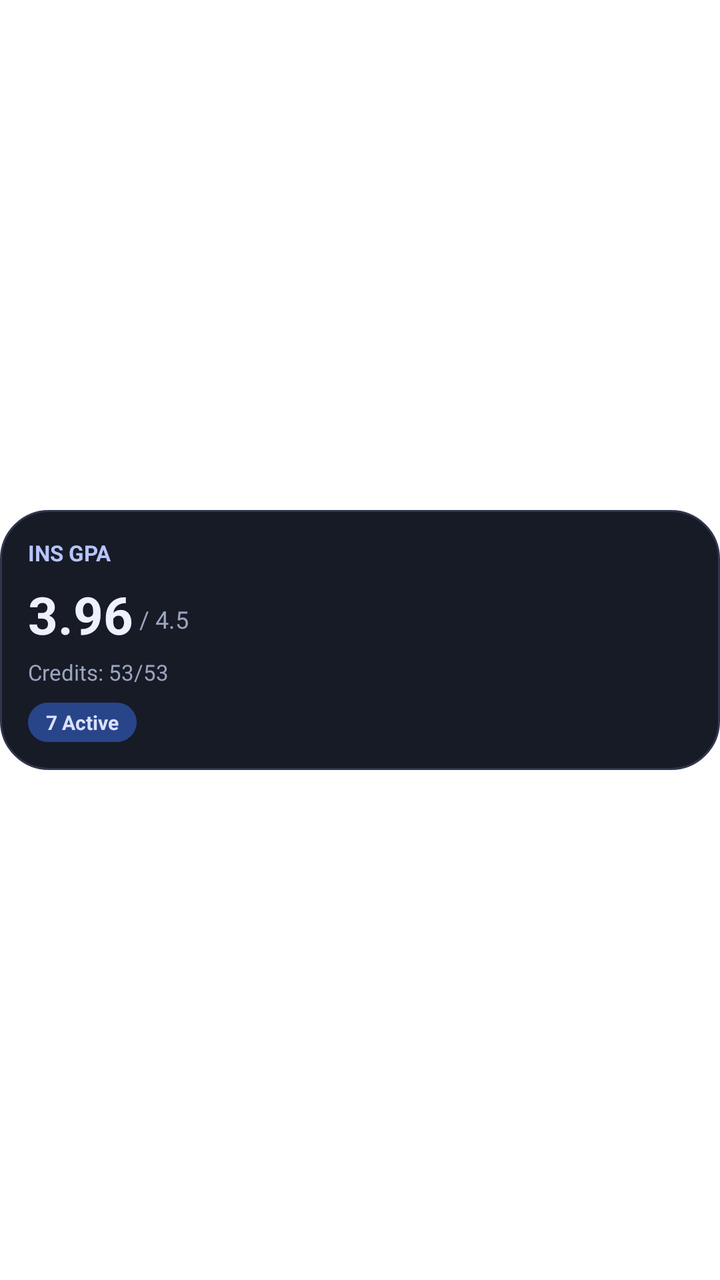
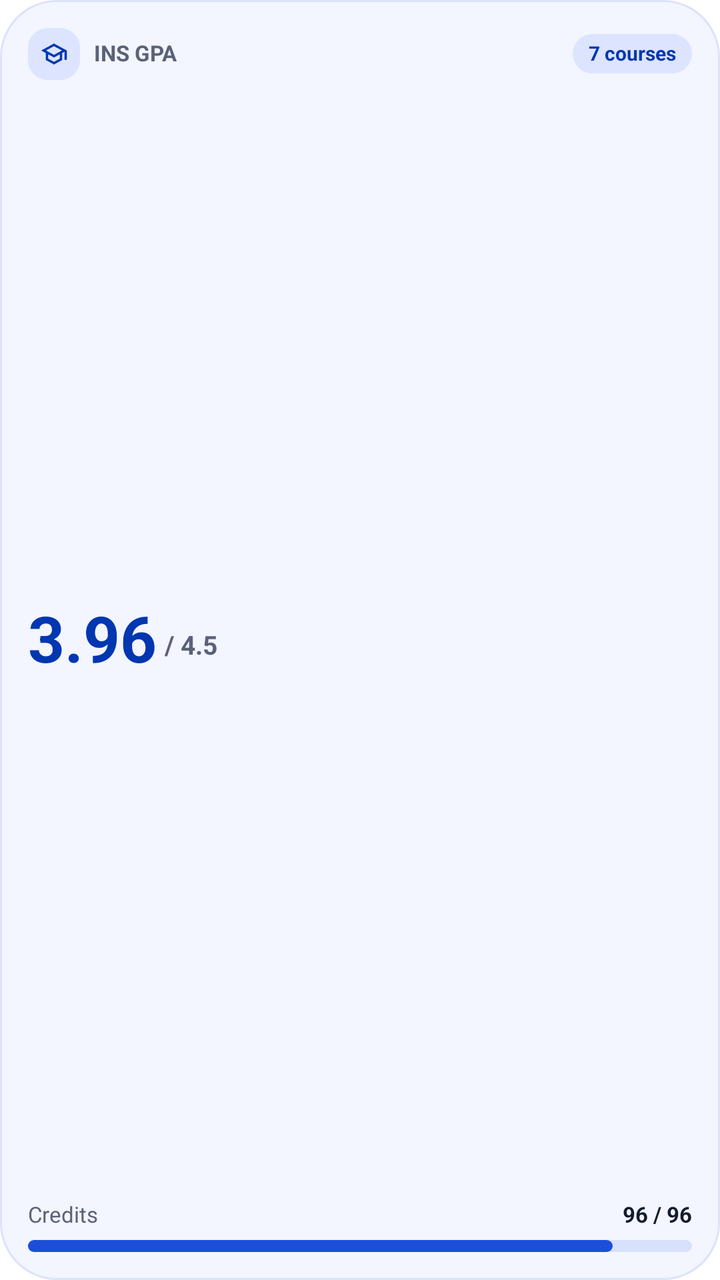

The first picture is an Android layout as it rendered before a commit; the second is the same layout after the commit. The layout source and the unified diff follow.
<!-- AndroidManifest.xml: fallback theme Theme.MaterialComponents.DayNight.NoActionBar -->
<!-- res/layout/widget_ins_academic.xml -->
<?xml version="1.0" encoding="utf-8"?>
<FrameLayout xmlns:android="http://schemas.android.com/apk/res/android"
    android:layout_width="match_parent"
    android:layout_height="match_parent">

    <LinearLayout
        android:id="@+id/widget_root"
        android:layout_width="match_parent"
        android:layout_height="wrap_content"
        android:layout_gravity="center_vertical"
        android:background="@drawable/widget_bg_card"
        android:orientation="vertical"
        android:padding="14dp">

        <TextView
            android:id="@+id/tv_overline"
            android:layout_width="wrap_content"
            android:layout_height="wrap_content"
            android:text="INS GPA"
            android:textColor="@color/widget_primary"
            android:textSize="11sp"
            android:textStyle="bold" />

        <LinearLayout
            android:layout_width="match_parent"
            android:layout_height="wrap_content"
            android:layout_marginTop="6dp"
            android:gravity="bottom"
            android:orientation="horizontal">

            <TextView
                android:id="@+id/tv_gpa"
                android:layout_width="wrap_content"
                android:layout_height="wrap_content"
                android:text="3.96"
                android:textColor="@color/widget_text"
                android:textSize="26sp"
                android:textStyle="bold" />

            <TextView
                android:id="@+id/tv_scale"
                android:layout_width="wrap_content"
                android:layout_height="wrap_content"
                android:layout_marginStart="3dp"
                android:layout_marginBottom="3dp"
                android:text="/ 4.5"
                android:textColor="@color/widget_text_muted"
                android:textSize="12sp" />
        </LinearLayout>

        <TextView
            android:id="@+id/tv_credits"
            android:layout_width="match_parent"
            android:layout_height="wrap_content"
            android:layout_marginTop="4dp"
            android:ellipsize="end"
            android:maxLines="1"
            android:text="Credits: 53/53"
            android:textColor="@color/widget_text_muted"
            android:textSize="11sp" />

        <TextView
            android:id="@+id/tv_courses"
            android:layout_width="wrap_content"
            android:layout_height="wrap_content"
            android:layout_marginTop="8dp"
            android:background="@drawable/widget_pill_primary"
            android:paddingStart="9dp"
            android:paddingTop="3dp"
            android:paddingEnd="9dp"
            android:paddingBottom="3dp"
            android:text="7 Active"
            android:textColor="@color/widget_on_primary_fixed"
            android:textSize="10sp"
            android:textStyle="bold" />
    </LinearLayout>
</FrameLayout>
<!-- resources referenced by this layout -->
<resources>
  <color name="widget_on_primary_fixed">#DCE1FF</color>
  <color name="widget_primary">#B7C4FF</color>
  <color name="widget_text">#EEF0FF</color>
  <color name="widget_text_muted">#9BA5C0</color>
  <!-- drawable widget_bg_card (drawable) -->
  <?xml version="1.0" encoding="utf-8"?>
  <shape xmlns:android="http://schemas.android.com/apk/res/android"
      android:shape="rectangle">
      <solid android:color="@color/widget_bg" />
      <corners android:radius="24dp" />
      <stroke android:width="1dp" android:color="@color/widget_divider" />
  </shape>
  <!-- drawable widget_pill_primary (drawable) -->
  <?xml version="1.0" encoding="utf-8"?>
  <shape xmlns:android="http://schemas.android.com/apk/res/android"
      android:shape="rectangle">
      <solid android:color="@color/widget_primary_fixed" />
      <corners android:radius="999dp" />
  </shape>
  <color name="widget_bg">#171B26</color>
  <color name="widget_divider">#2F374E</color>
  <color name="widget_primary_fixed">#28458A</color>
</resources>

<!-- the commit's change to res/layout/widget_ins_academic.xml (unified diff, before → after) -->
@@ -6,25 +6,72 @@
     <LinearLayout
         android:id="@+id/widget_root"
         android:layout_width="match_parent"
-        android:layout_height="wrap_content"
-        android:layout_gravity="center_vertical"
+        android:layout_height="match_parent"
         android:background="@drawable/widget_bg_card"
         android:orientation="vertical"
         android:padding="14dp">
 
-        <TextView
-            android:id="@+id/tv_overline"
-            android:layout_width="wrap_content"
-            android:layout_height="wrap_content"
-            android:text="INS GPA"
-            android:textColor="@color/widget_primary"
-            android:textSize="11sp"
-            android:textStyle="bold" />
-
+        
         <LinearLayout
             android:layout_width="match_parent"
             android:layout_height="wrap_content"
-            android:layout_marginTop="6dp"
+            android:gravity="center_vertical"
+            android:orientation="horizontal">
+
+            <FrameLayout
+                android:layout_width="26dp"
+                android:layout_height="26dp"
+                android:background="@drawable/widget_icon_squircle">
+
+                <ImageView
+                    android:layout_width="14dp"
+                    android:layout_height="14dp"
+                    android:layout_gravity="center"
+                    android:contentDescription="@null"
+                    android:src="@drawable/ic_widget_school" />
+            </FrameLayout>
+
+            <TextView
+                android:id="@+id/tv_overline"
+                android:layout_width="0dp"
+                android:layout_height="wrap_content"
+                android:layout_marginStart="7dp"
+                android:layout_marginEnd="6dp"
+                android:layout_weight="1"
+                android:ellipsize="end"
+                android:includeFontPadding="false"
+                android:maxLines="1"
+                android:text="INS GPA"
+                android:textColor="@color/widget_text_muted"
+                android:textSize="11sp"
+                android:textStyle="bold" />
+
+            <TextView
+                android:id="@+id/tv_courses"
+                android:layout_width="wrap_content"
+                android:layout_height="wrap_content"
+                android:background="@drawable/widget_pill_primary"
+                android:includeFontPadding="false"
+                android:maxLines="1"
+                android:paddingStart="8dp"
+                android:paddingTop="4dp"
+                android:paddingEnd="8dp"
+                android:paddingBottom="4dp"
+                android:text="7 courses"
+                android:textColor="@color/widget_pill_primary_fg"
+                android:textSize="10sp"
+                android:textStyle="bold" />
+        </LinearLayout>
+
+        <FrameLayout
+            android:layout_width="1dp"
+            android:layout_height="0dp"
+            android:layout_weight="1" />
+
+        
+        <LinearLayout
+            android:layout_width="match_parent"
+            android:layout_height="wrap_content"
             android:gravity="bottom"
             android:orientation="horizontal">
 
@@ -32,46 +79,71 @@
                 android:id="@+id/tv_gpa"
                 android:layout_width="wrap_content"
                 android:layout_height="wrap_content"
+                android:includeFontPadding="false"
+                android:maxLines="1"
                 android:text="3.96"
-                android:textColor="@color/widget_text"
-                android:textSize="26sp"
+                android:textColor="@color/widget_primary"
+                android:textSize="32sp"
                 android:textStyle="bold" />
 
             <TextView
                 android:id="@+id/tv_scale"
                 android:layout_width="wrap_content"
                 android:layout_height="wrap_content"
-                android:layout_marginStart="3dp"
-                android:layout_marginBottom="3dp"
+                android:layout_marginStart="4dp"
+                android:layout_marginBottom="4dp"
+                android:includeFontPadding="false"
+                android:maxLines="1"
                 android:text="/ 4.5"
                 android:textColor="@color/widget_text_muted"
-                android:textSize="12sp" />
+                android:textSize="13sp"
+                android:textStyle="bold" />
         </LinearLayout>
 
-        <TextView
-            android:id="@+id/tv_credits"
+        <FrameLayout
+            android:layout_width="1dp"
+            android:layout_height="0dp"
+            android:layout_weight="1" />
+
+        
+        <LinearLayout
             android:layout_width="match_parent"
             android:layout_height="wrap_content"
-            android:layout_marginTop="4dp"
-            android:ellipsize="end"
-            android:maxLines="1"
-            android:text="Credits: 53/53"
-            android:textColor="@color/widget_text_muted"
-            android:textSize="11sp" />
+            android:gravity="center_vertical"
+            android:orientation="horizontal">
 
-        <TextView
-            android:id="@+id/tv_courses"
-            android:layout_width="wrap_content"
-            android:layout_height="wrap_content"
-            android:layout_marginTop="8dp"
-            android:background="@drawable/widget_pill_primary"
-            android:paddingStart="9dp"
-            android:paddingTop="3dp"
-            android:paddingEnd="9dp"
-            android:paddingBottom="3dp"
-            android:text="7 Active"
-            android:textColor="@color/widget_on_primary_fixed"
-            android:textSize="10sp"
-            android:textStyle="bold" />
+            <TextView
+                android:id="@+id/tv_credits_label"
+                android:layout_width="0dp"
+                android:layout_height="wrap_content"
+                android:layout_weight="1"
+                android:ellipsize="end"
+                android:includeFontPadding="false"
+                android:maxLines="1"
+                android:text="Credits"
+                android:textColor="@color/widget_text_muted"
+                android:textSize="11sp" />
+
+            <TextView
+                android:id="@+id/tv_credits_value"
+                android:layout_width="wrap_content"
+                android:layout_height="wrap_content"
+                android:includeFontPadding="false"
+                android:maxLines="1"
+                android:text="96 / 96"
+                android:textColor="@color/widget_text"
+                android:textSize="11sp"
+                android:textStyle="bold" />
+        </LinearLayout>
+
+        <ProgressBar
+            android:id="@+id/pb_gpa"
+            style="?android:attr/progressBarStyleHorizontal"
+            android:layout_width="match_parent"
+            android:layout_height="6dp"
+            android:layout_marginTop="6dp"
+            android:max="450"
+            android:progress="396"
+            android:progressDrawable="@drawable/widget_progress_bar" />
     </LinearLayout>
 </FrameLayout>
<!-- resource entries referenced after the edit -->
@@ -1,26 +1,68 @@
 <!-- resources referenced by this layout -->
 <resources>
-  <color name="widget_on_primary_fixed">#DCE1FF</color>
-  <color name="widget_primary">#B7C4FF</color>
-  <color name="widget_text">#EEF0FF</color>
-  <color name="widget_text_muted">#9BA5C0</color>
+  <color name="widget_pill_primary_fg">#0037B0</color>
+  <color name="widget_primary">#0037B0</color>
+  <color name="widget_text">#131B2E</color>
+  <color name="widget_text_muted">#5B6278</color>
+  <!-- drawable ic_widget_school (drawable) -->
+  <?xml version="1.0" encoding="utf-8"?>
+  <vector xmlns:android="http://schemas.android.com/apk/res/android"
+      android:width="24dp"
+      android:height="24dp"
+      android:viewportWidth="24"
+      android:viewportHeight="24">
+      <path
+          android:fillColor="@color/widget_icon_fg"
+          android:pathData="M12,3L1,9l4,2.18v6L12,21l7,-3.82v-6l2,-1.09V17h2V9L12,3zM18.82,9L12,12.72 5.18,9 12,5.28 18.82,9zM17,15.99l-5,2.73 -5,-2.73v-3.72L12,15l5,-2.73v3.72z" />
+  </vector>
   <!-- drawable widget_bg_card (drawable) -->
   <?xml version="1.0" encoding="utf-8"?>
   <shape xmlns:android="http://schemas.android.com/apk/res/android"
       android:shape="rectangle">
       <solid android:color="@color/widget_bg" />
-      <corners android:radius="24dp" />
-      <stroke android:width="1dp" android:color="@color/widget_divider" />
+      <corners android:radius="28dp" />
+      <stroke
+          android:width="1dp"
+          android:color="@color/widget_border" />
+  </shape>
+  <!-- drawable widget_icon_squircle (drawable) -->
+  <?xml version="1.0" encoding="utf-8"?>
+  <shape xmlns:android="http://schemas.android.com/apk/res/android"
+      android:shape="rectangle">
+      <solid android:color="@color/widget_icon_bg" />
+      <corners android:radius="10dp" />
   </shape>
   <!-- drawable widget_pill_primary (drawable) -->
   <?xml version="1.0" encoding="utf-8"?>
   <shape xmlns:android="http://schemas.android.com/apk/res/android"
       android:shape="rectangle">
-      <solid android:color="@color/widget_primary_fixed" />
+      <solid android:color="@color/widget_pill_primary_bg" />
       <corners android:radius="999dp" />
   </shape>
-  <color name="widget_bg">#171B26</color>
-  <color name="widget_divider">#2F374E</color>
-  <color name="widget_primary_fixed">#28458A</color>
+  <!-- drawable widget_progress_bar (drawable) -->
+  <?xml version="1.0" encoding="utf-8"?>
+  <layer-list xmlns:android="http://schemas.android.com/apk/res/android">
+      <item android:id="@android:id/background">
+          <shape android:shape="rectangle">
+              <solid android:color="@color/widget_progress_track" />
+              <corners android:radius="99dp" />
+          </shape>
+      </item>
+      <item android:id="@android:id/progress">
+          <scale android:scaleWidth="100%">
+              <shape android:shape="rectangle">
+                  <solid android:color="@color/widget_progress_fill" />
+                  <corners android:radius="99dp" />
+              </shape>
+          </scale>
+      </item>
+  </layer-list>
+  <color name="widget_icon_fg">#0037B0</color>
+  <color name="widget_bg">#F3F5FF</color>
+  <color name="widget_border">#DCE3FA</color>
+  <color name="widget_icon_bg">#DCE4FF</color>
+  <color name="widget_pill_primary_bg">#DCE4FF</color>
+  <color name="widget_progress_track">#D8E1FB</color>
+  <color name="widget_progress_fill">#1D4ED8</color>
 </resources>
 
